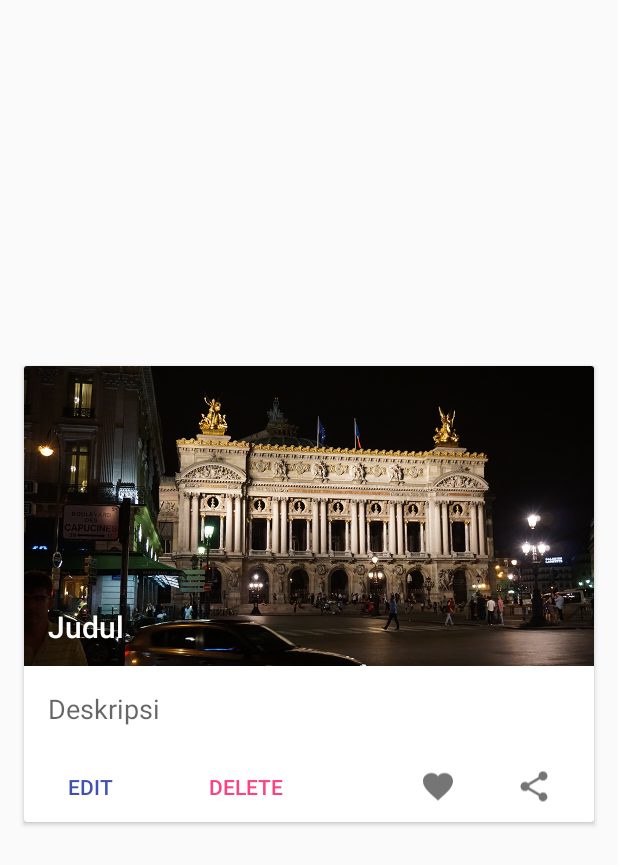
After one commit to fikri354/RecyclerView3, an Android app: the layout item_list.xml on its own in the app's theme, with its tools: preview values and no code run, on a phone screen of 412 x 824 dp. The commit adds this screen. Shown: the top 865 px of the screen. Run offline under Robolectric (Android 15) with nearby library versions, the phone set to English and light mode, and no system bars.

Commit message:
RecyclerView List Card

```diff
--- a/app/build.gradle
+++ b/app/build.gradle
@@ -24,4 +24,6 @@ dependencies {
     testCompile 'junit:junit:4.12'
     compile 'com.android.support:appcompat-v7:24.2.1'
     compile 'com.android.support:design:24.2.1'
+    compile 'com.android.support:recyclerview-v7:24.2.1'
+    compile 'com.android.support:cardview-v7:24.2.1'
 }
--- /dev/null
+++ b/app/src/main/res/drawable/ic_favorite_black_24dp.xml
@@ -0,0 +1,9 @@
+<vector xmlns:android="http://schemas.android.com/apk/res/android"
+    android:width="24dp"
+    android:height="24dp"
+    android:viewportHeight="24.0"
+    android:viewportWidth="24.0">
+    <path
+        android:fillColor="#FF000000"
+        android:pathData="M12,21.35l-1.45,-1.32C5.4,15.36 2,12.28 2,8.5 2,5.42 4.42,3 7.5,3c1.74,0 3.41,0.81 4.5,2.09C13.09,3.81 14.76,3 16.5,3 19.58,3 22,5.42 22,8.5c0,3.78 -3.4,6.86 -8.55,11.54L12,21.35z" />
+</vector>
--- /dev/null
+++ b/app/src/main/res/drawable/ic_share_black_24dp.xml
@@ -0,0 +1,9 @@
+<vector xmlns:android="http://schemas.android.com/apk/res/android"
+    android:width="24dp"
+    android:height="24dp"
+    android:viewportHeight="24.0"
+    android:viewportWidth="24.0">
+    <path
+        android:fillColor="#FF000000"
+        android:pathData="M18,16.08c-0.76,0 -1.44,0.3 -1.96,0.77L8.91,12.7c0.05,-0.23 0.09,-0.46 0.09,-0.7s-0.04,-0.47 -0.09,-0.7l7.05,-4.11c0.54,0.5 1.25,0.81 2.04,0.81 1.66,0 3,-1.34 3,-3s-1.34,-3 -3,-3 -3,1.34 -3,3c0,0.24 0.04,0.47 0.09,0.7L8.04,9.81C7.5,9.31 6.79,9 6,9c-1.66,0 -3,1.34 -3,3s1.34,3 3,3c0.79,0 1.5,-0.31 2.04,-0.81l7.12,4.16c-0.05,0.21 -0.08,0.43 -0.08,0.65 0,1.61 1.31,2.92 2.92,2.92 1.61,0 2.92,-1.31 2.92,-2.92s-1.31,-2.92 -2.92,-2.92z" />
+</vector>
--- /dev/null
+++ b/app/src/main/res/layout/item_list.xml
@@ -0,0 +1,91 @@
+<?xml version="1.0" encoding="utf-8"?>
+<android.support.v7.widget.CardView xmlns:android="http://schemas.android.com/apk/res/android"
+    xmlns:app="http://schemas.android.com/apk/res-auto"
+    xmlns:tools="http://schemas.android.com/tools"
+    android:id="@+id/cardView"
+    android:layout_width="match_parent"
+    android:layout_height="304dp"
+    android:layout_gravity="center"
+    android:layout_marginBottom="@dimen/activity_vertical_margin"
+    android:layout_marginLeft="@dimen/activity_horizontal_margin"
+    android:layout_marginRight="@dimen/activity_horizontal_margin"
+    android:foreground="?attr/selectableItemBackground">
+
+    <RelativeLayout
+
+        android:layout_width="match_parent"
+        android:layout_height="wrap_content">
+
+        <ImageView
+            android:id="@+id/imageView"
+            android:layout_width="match_parent"
+            android:layout_height="200dp"
+            android:scaleType="centerCrop"
+            tools:src="@drawable/a" />
+
+        <TextView
+            android:id="@+id/textViewJudul"
+            android:layout_width="match_parent"
+            android:layout_height="40dp"
+            android:layout_alignBottom="@+id/imageView"
+            android:layout_marginLeft="16dp"
+            android:textAppearance="@style/TextAppearance.AppCompat.Title"
+            android:textColor="@android:color/white"
+            tools:text="Judul" />
+
+        <TextView
+            android:id="@+id/textViewDeskripsi"
+            android:layout_width="match_parent"
+            android:layout_height="wrap_content"
+            android:layout_below="@+id/imageView"
+            android:ellipsize="end"
+            android:maxLines="1"
+            android:padding="16dp"
+            android:textAppearance="@style/TextAppearance.AppCompat.Medium"
+            tools:text="Deskripsi" />
+
+        <Button
+            android:id="@+id/buttonEdit"
+            style="?android:attr/borderlessButtonStyle"
+            android:layout_width="wrap_content"
+            android:layout_height="wrap_content"
+            android:layout_below="@+id/textViewDeskripsi"
+            android:text="EDIT"
+            android:textColor="?attr/colorPrimary" />
+
+        <Button
+            android:id="@+id/buttonDelete"
+            style="?android:attr/borderlessButtonStyle"
+            android:layout_width="wrap_content"
+            android:layout_height="wrap_content"
+            android:layout_below="@+id/textViewDeskripsi"
+            android:layout_marginLeft="16dp"
+            android:layout_toRightOf="@+id/buttonEdit"
+            android:text="DELETE"
+            android:textColor="?attr/colorAccent" />
+
+        <ImageView
+            android:id="@+id/buttonFavorite"
+            style="?android:attr/borderlessButtonStyle"
+            android:layout_width="48dp"
+            android:layout_height="48dp"
+            android:layout_below="@+id/textViewDeskripsi"
+            android:layout_marginRight="16dp"
+            android:layout_toLeftOf="@+id/buttonShare"
+            android:tint="#757575"
+            app:srcCompat="@drawable/ic_favorite_black_24dp" />
+
+        <ImageView
+            android:id="@+id/buttonShare"
+            style="?android:attr/borderlessButtonStyle"
+            android:layout_width="48dp"
+            android:layout_height="48dp"
+            android:layout_alignParentRight="true"
+            android:layout_below="@+id/textViewDeskripsi"
+            android:layout_marginRight="16dp"
+            android:tint="#757575"
+            app:srcCompat="@drawable/ic_share_black_24dp" />
+
+    </RelativeLayout>
+
+</android.support.v7.widget.CardView>
```
Also changed, not shown: app/src/main/java/id/sch/smktelkom_mlg/learn/recyclerview3/MainActivity.java (+37 -0 lines), app/src/main/java/id/sch/smktelkom_mlg/learn/recyclerview3/adapter/HotelAdapter.java (added, +60 -0 lines), app/src/main/java/id/sch/smktelkom_mlg/learn/recyclerview3/model/Hotel.java (added, +19 -0 lines), app/src/main/res/drawable/ic_add_black_24dp.xml (added, +9 -0 lines), app/src/main/res/drawable/ic_camera_black_24dp.xml (added, +9 -0 lines), app/src/main/res/drawable/ic_search_black_24dp.xml (added, +9 -0 lines), app/src/main/res/layout/content_main.xml (+5 -9 lines), app/src/main/res/values/arrays.xml (added, +95 -0 lines), app/src/main/res/drawable/a.png (added), app/src/main/res/drawable/c.png (added), app/src/main/res/drawable/d.png (added), app/src/main/res/drawable/e.png (added), app/src/main/res/drawable/f.png (added), 1 other file.
